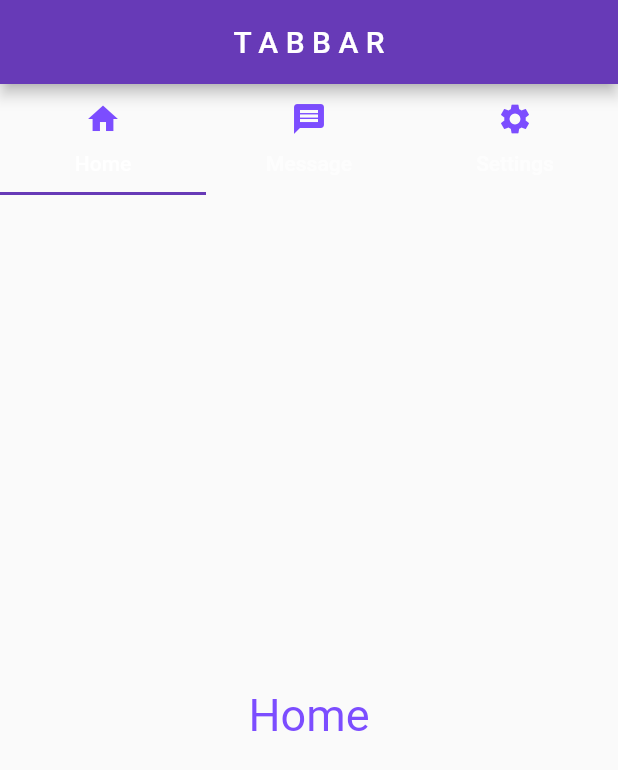
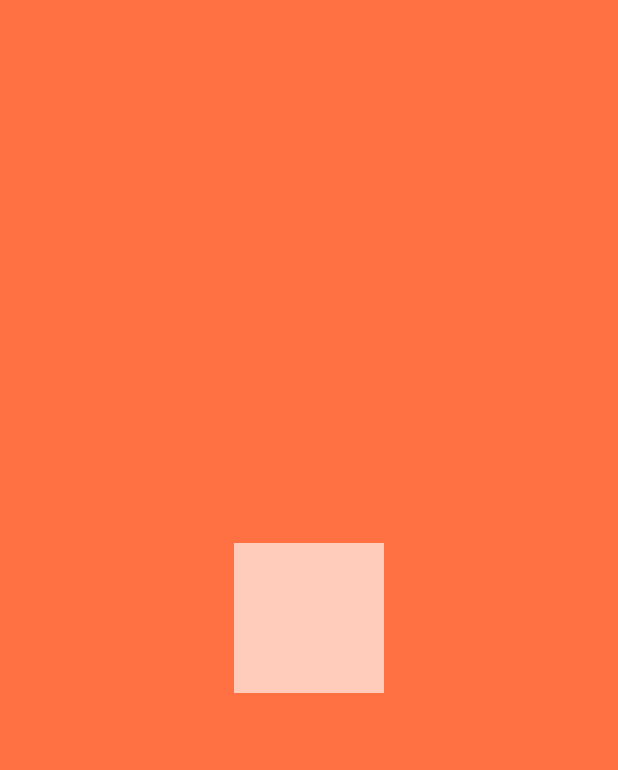
Before and after one commit to Sylvat160/flutter-course, a Flutter app: the screen it shows after launch, on a phone screen of 412 x 824 dp. Shown: the top 770 px of the screen. Run offline on Flutter 3.47's test engine with Material 2 defaults, Android fonts, the phone set to English and light mode, and no system bars.

Commit message:
widget of the day : Animated Container

```diff
--- /dev/null
+++ b/lib/animatecontainer.dart
@@ -0,0 +1,49 @@
+import 'package:flutter/material.dart';
+
+class FanimateContainer extends StatefulWidget {
+  const FanimateContainer({super.key});
+
+  @override
+  State<FanimateContainer> createState() => _FanimateContainerState();
+}
+
+class _FanimateContainerState extends State<FanimateContainer> {
+  double boxHeight = 100;
+  double boxWidth = 100;
+  var boxColor = Colors.deepOrange[800];
+  double boxX = -1;
+  double boxY = -1;
+  void _expandBox(){
+    setState(() {
+      boxHeight = 200;
+      boxWidth = 200;
+      boxColor = Colors.deepPurple[400];
+      boxX = 1;
+      boxY = 1;
+    });
+  }
+  @override
+  Widget build(BuildContext context) {
+    return GestureDetector(
+      onTap: _expandBox,
+      child: Scaffold(
+        backgroundColor: Colors.deepOrange[400],
+        body: Center(
+          child: AnimatedContainer(
+            duration: Duration(seconds: 1),
+            curve: Curves.fastOutSlowIn,
+            alignment: Alignment(boxX , boxY),
+            height: boxHeight,
+            width: boxWidth,
+            color: boxColor,
+            child: Container(
+              height: 100,
+              width: 100,
+              color: Colors.deepOrange[100],
+            ),
+          )
+        ),
+      ),
+    );
+  }
+}
--- a/lib/main.dart
+++ b/lib/main.dart
@@ -1,4 +1,5 @@
 import 'package:flutter/material.dart';
+import 'package:flutter_widget/animatecontainer.dart';
 import 'package:flutter_widget/bottomnavbar.dart';
 import 'package:flutter_widget/cliprect.dart';
 import 'package:flutter_widget/colrow.dart';
@@ -27,7 +28,7 @@ class MyApp extends StatelessWidget {
       theme: ThemeData(
         primarySwatch: Colors.deepPurple,
       ),
-      home: const FtabBar(),
+      home: const FanimateContainer(),
     );
   }
 }
```
